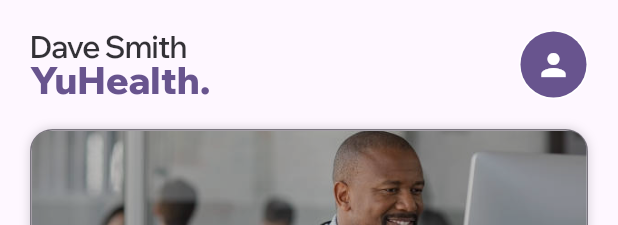
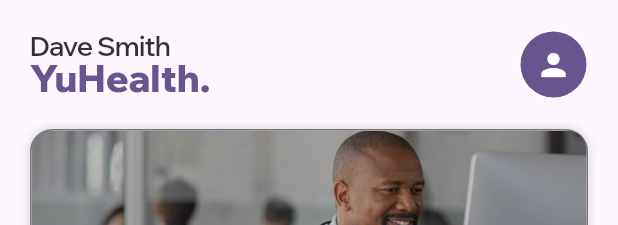
Before and after one commit to PremjithK/project_yu_health, a Flutter app: the DashboardPage widget shown alone on an empty page, opened directly, on a phone screen of 412 x 824 dp. Shown: the top 225 px of the screen. Run offline on Flutter 3.47's test engine with Material 2 defaults, Android fonts, the phone set to English and light mode, and no system bars; our stand-ins replace bloc, font_awesome_flutter, get; generated files the repository leaves out were written again; network calls fail.

Commit message:
Changed profile picture editor to have height and width arguements

```diff
--- a/lib/screens/dashboard_page/view/dashboard_page.dart
+++ b/lib/screens/dashboard_page/view/dashboard_page.dart
@@ -38,7 +38,7 @@ class _DashboardPageState extends State<DashboardPage> {
                     MyHeading(
                       text: 'Dave Smith',
                       letterSpacing: -0.5,
-                      size: TextSizes.h5,
+                      size: TextSizes.h6,
                       weight: FontWeight.w600,
                     ),
                     MyHeading(
--- a/lib/screens/user_profile_page/view/user_profile_page.dart
+++ b/lib/screens/user_profile_page/view/user_profile_page.dart
@@ -33,8 +33,8 @@ class UserProfilePage extends StatelessWidget {
             Center(
               child: ProfilePictureEditable(
                 imageURL: imageURL,
-                height: 250,
-                width: 250,
+                height: 200,
+                width: 200,
               ),
             ),
             // Information
```
Also changed, not shown: lib/custom_widgets/profile_picture._editable.dart (+6 -3 lines).
